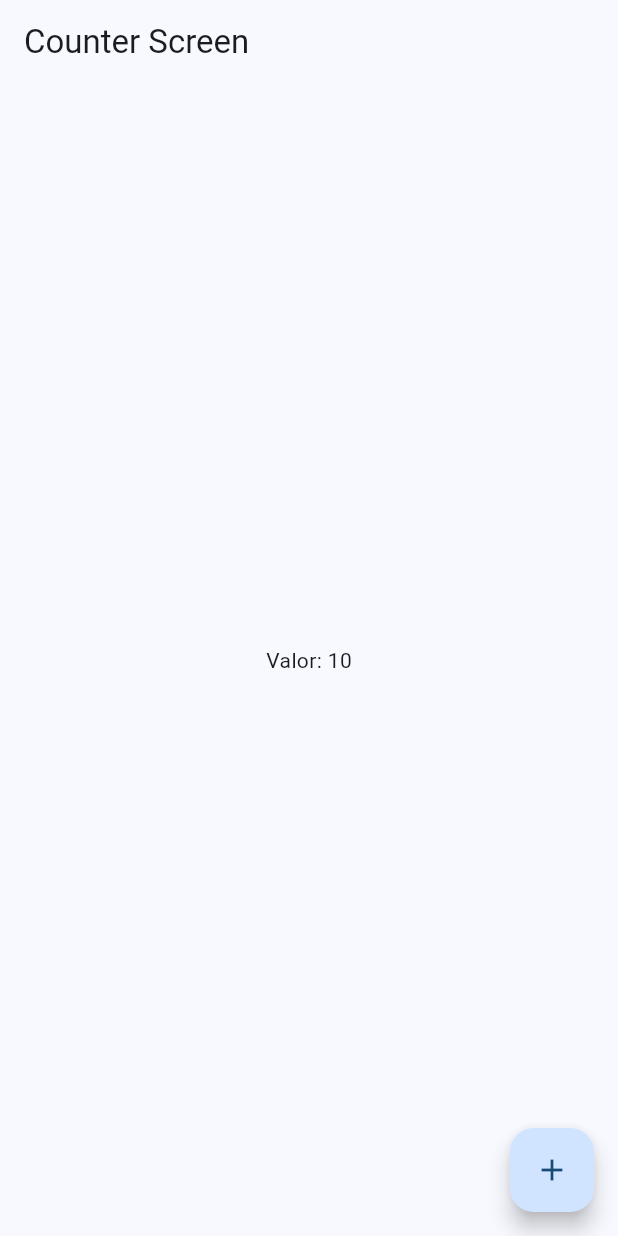
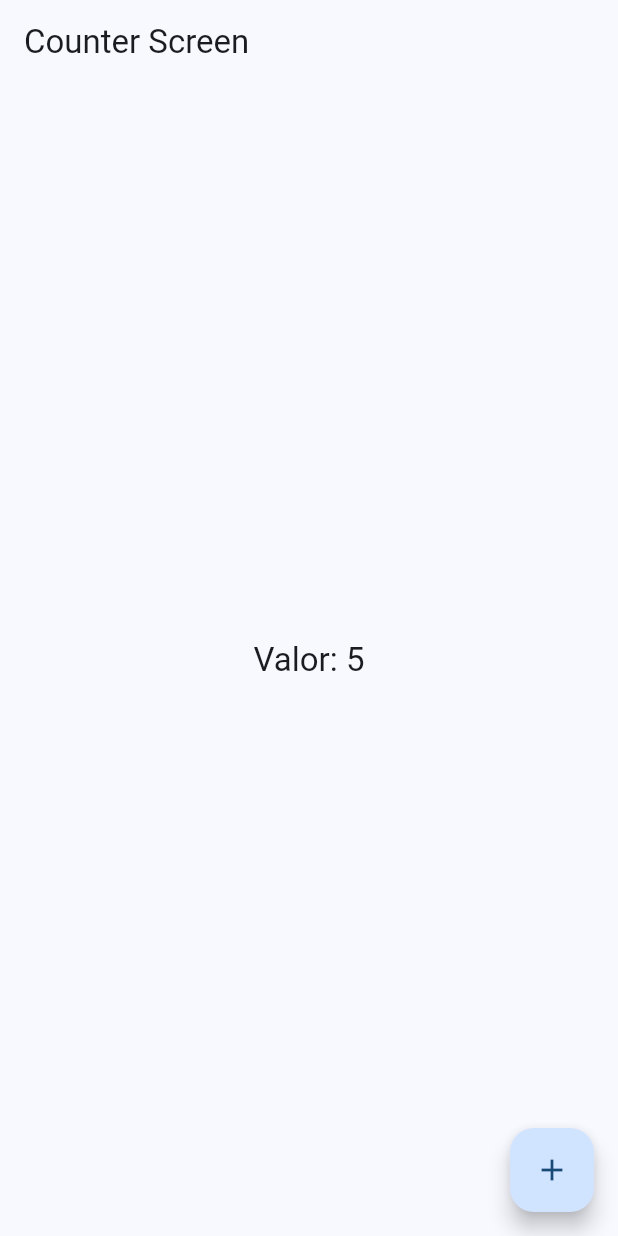
Before and after one commit to JulianRivers/widget_app, a Flutter app: the CounterScreen screen opened by its route, on a phone screen of 412 x 824 dp. Run offline on Flutter 3.47's test engine with Material 2 defaults, Android fonts, the phone set to English and light mode, and no system bars; our stand-ins replace animate_do, flutter_riverpod, go_router.

Commit message:
comienzo en provider

```diff
--- a/lib/config/router/app_router.dart
+++ b/lib/config/router/app_router.dart
@@ -1,5 +1,4 @@
 import 'package:go_router/go_router.dart';
-import 'package:widget_app/presentation/screens/counter/counter_screen.dart';
 import 'package:widget_app/presentation/screens/screens.dart';
 import 'package:widget_app/presentation/screens/snackbar/snackbar_screen.dart';
 
--- /dev/null
+++ b/lib/presentation/providers/counter_provider.dart
@@ -0,0 +1,3 @@
+import 'package:flutter_riverpod/flutter_riverpod.dart';
+
+final counterProvider = StateProvider((ref) => 5);
--- a/lib/presentation/screens/counter/counter_screen.dart
+++ b/lib/presentation/screens/counter/counter_screen.dart
@@ -1,31 +1,25 @@
 import 'package:flutter/material.dart';
+import 'package:flutter_riverpod/flutter_riverpod.dart';
+import 'package:widget_app/presentation/providers/counter_provider.dart';
 
-class CounterScreen extends StatefulWidget {
+class CounterScreen extends ConsumerWidget {
   static const name = 'counter_screen';
   const CounterScreen({super.key});
 
   @override
-  State<CounterScreen> createState() => _CounterScreenState();
-}
-
-class _CounterScreenState extends State<CounterScreen> {
-  int valor = 10;
-
-  void incrementCounter() {
-    setState(() {
-      valor++;
-    });
-  }
-
-  @override
-  Widget build(BuildContext context) {
+  Widget build(BuildContext context, WidgetRef ref) {
+    final clickCounter = ref.watch(counterProvider);
     return Scaffold(
       appBar: AppBar(
         title: const Text('Counter Screen'),
       ),
-      body: Center(child: Text('Valor: $valor')),
+      body: Center(
+          child: Text(
+        'Valor: $clickCounter',
+        style: Theme.of(context).textTheme.titleLarge,
+      )),
       floatingActionButton: FloatingActionButton(
-        onPressed: incrementCounter,
+        onPressed: () {},
         child: const Icon(Icons.add),
       ),
     );
--- a/pubspec.yaml
+++ b/pubspec.yaml
@@ -32,6 +32,7 @@ dependencies:
   cupertino_icons: ^1.0.2
   flutter:
     sdk: flutter
+  flutter_riverpod: ^2.3.10
   go_router: ^10.0.0
 
 dev_dependencies:
```
Also changed, not shown: lib/main.dart (+6 -1 lines), lib/presentation/screens/screens.dart (+4 -3 lines), pubspec.lock.
